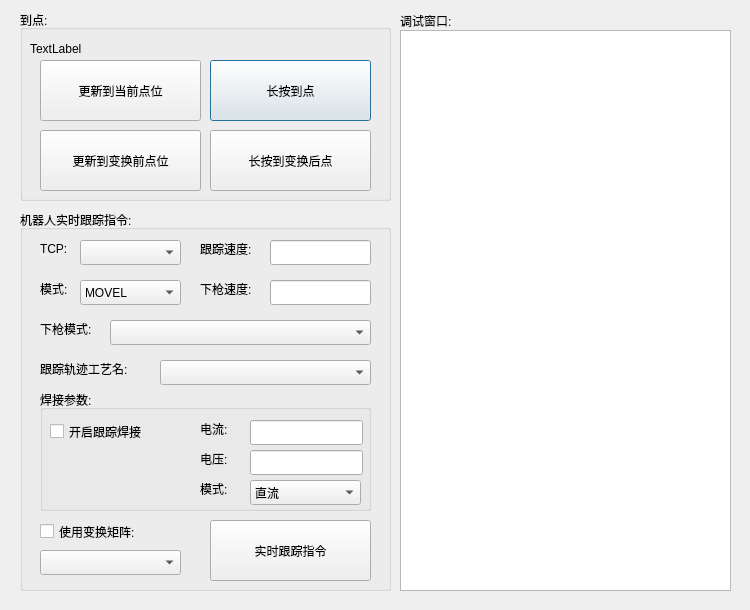
Above: keytracerealtime2dlg.ui from qubo188612/qtwelding before the change. Below: the same form after it.
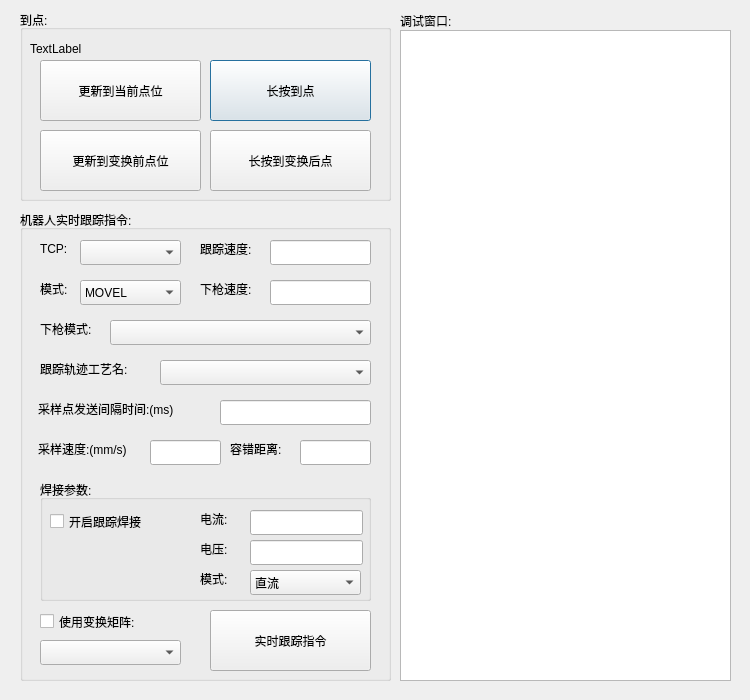
That is the form after the change.

```diff
--- a/keytracerealtime2dlg.ui
+++ b/keytracerealtime2dlg.ui
@@ -7,7 +7,7 @@
     <x>0</x>
     <y>0</y>
     <width>750</width>
-    <height>610</height>
+    <height>700</height>
    </rect>
   </property>
   <property name="windowTitle">
@@ -110,7 +110,7 @@
      <x>20</x>
      <y>210</y>
      <width>371</width>
-     <height>381</height>
+     <height>471</height>
     </rect>
    </property>
    <property name="title">
@@ -120,7 +120,7 @@
     <property name="geometry">
      <rect>
       <x>190</x>
-      <y>310</y>
+      <y>400</y>
       <width>161</width>
       <height>61</height>
      </rect>
@@ -220,7 +220,7 @@
     <property name="geometry">
      <rect>
       <x>20</x>
-      <y>340</y>
+      <y>430</y>
       <width>141</width>
       <height>25</height>
      </rect>
@@ -230,7 +230,7 @@
     <property name="geometry">
      <rect>
       <x>20</x>
-      <y>310</y>
+      <y>400</y>
       <width>131</width>
       <height>23</height>
      </rect>
@@ -269,7 +269,7 @@
     <property name="geometry">
      <rect>
       <x>20</x>
-      <y>180</y>
+      <y>270</y>
       <width>331</width>
       <height>121</height>
      </rect>
@@ -416,6 +416,75 @@
      </rect>
     </property>
    </widget>
+   <widget class="QLabel" name="label_4">
+    <property name="geometry">
+     <rect>
+      <x>18</x>
+      <y>190</y>
+      <width>181</width>
+      <height>17</height>
+     </rect>
+    </property>
+    <property name="text">
+     <string>采样点发送间隔时间:(ms)</string>
+    </property>
+   </widget>
+   <widget class="QLineEdit" name="tracerealtime2sampletime">
+    <property name="geometry">
+     <rect>
+      <x>200</x>
+      <y>190</y>
+      <width>151</width>
+      <height>25</height>
+     </rect>
+    </property>
+   </widget>
+   <widget class="QLabel" name="label_5">
+    <property name="geometry">
+     <rect>
+      <x>18</x>
+      <y>230</y>
+      <width>111</width>
+      <height>17</height>
+     </rect>
+    </property>
+    <property name="text">
+     <string>采样速度:(mm/s)</string>
+    </property>
+   </widget>
+   <widget class="QLineEdit" name="tracerealtime2samplespeed">
+    <property name="geometry">
+     <rect>
+      <x>130</x>
+      <y>230</y>
+      <width>71</width>
+      <height>25</height>
+     </rect>
+    </property>
+   </widget>
+   <widget class="QLabel" name="label_6">
+    <property name="geometry">
+     <rect>
+      <x>210</x>
+      <y>230</y>
+      <width>71</width>
+      <height>17</height>
+     </rect>
+    </property>
+    <property name="text">
+     <string>容错距离:</string>
+    </property>
+   </widget>
+   <widget class="QLineEdit" name="tracerealtime2errdis">
+    <property name="geometry">
+     <rect>
+      <x>280</x>
+      <y>230</y>
+      <width>71</width>
+      <height>25</height>
+     </rect>
+    </property>
+   </widget>
   </widget>
   <widget class="QLabel" name="label">
    <property name="geometry">
@@ -436,7 +505,7 @@
      <x>400</x>
      <y>30</y>
      <width>331</width>
-     <height>561</height>
+     <height>651</height>
     </rect>
    </property>
   </widget>
```
